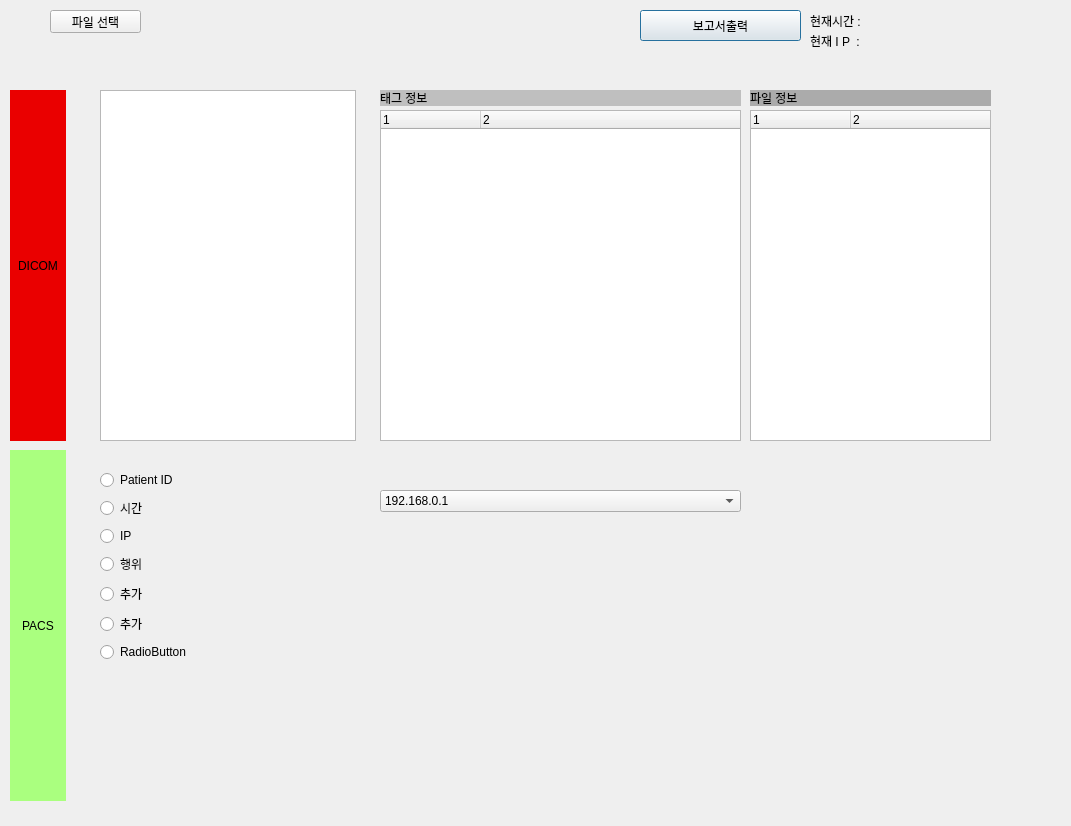
This is dicomANDpacs.ui in jamemanionda/2023_skku_medical as Qt 5 draws it before an edit. The edited form follows.
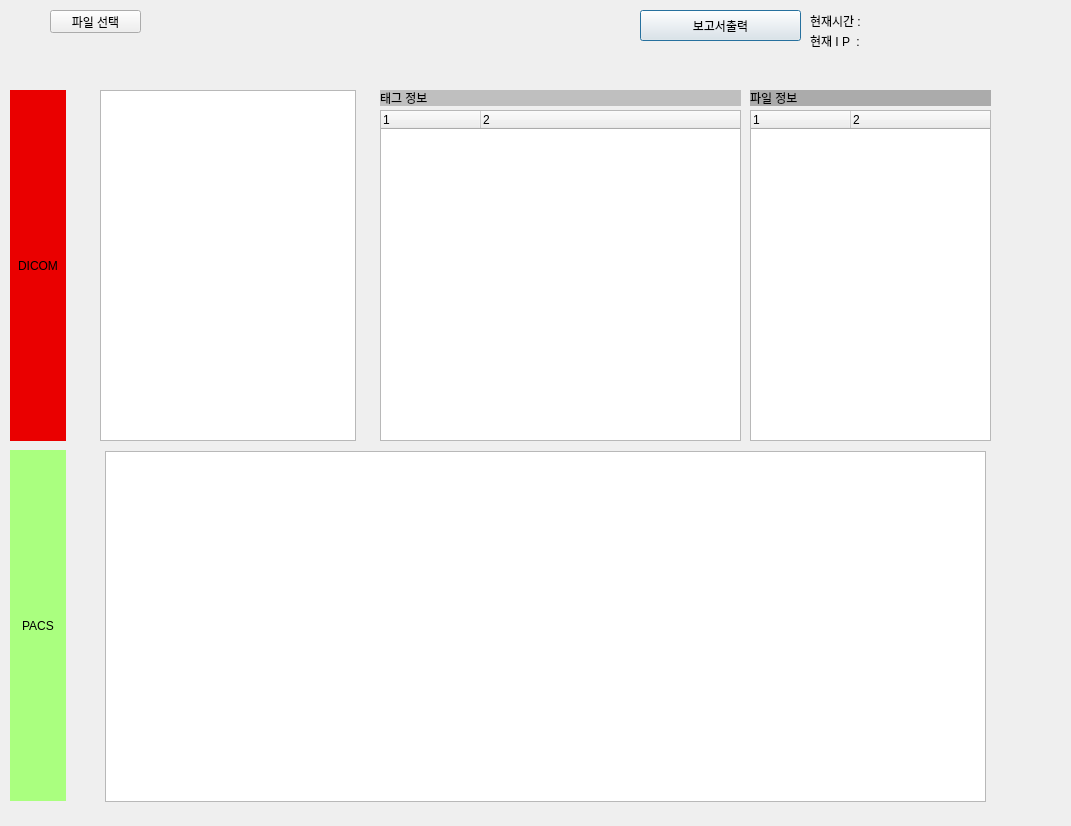
This is the edited form.

Diff of the .ui file:
```diff
--- a/dicomANDpacs.ui
+++ b/dicomANDpacs.ui
@@ -202,82 +202,6 @@
     <set>Qt::AlignCenter</set>
    </property>
   </widget>
-  <widget class="QComboBox" name="comboBox">
-   <property name="geometry">
-    <rect>
-     <x>380</x>
-     <y>490</y>
-     <width>361</width>
-     <height>22</height>
-    </rect>
-   </property>
-   <item>
-    <property name="text">
-     <string>192.168.0.1</string>
-    </property>
-   </item>
-  </widget>
-  <widget class="QWidget" name="formLayoutWidget">
-   <property name="geometry">
-    <rect>
-     <x>100</x>
-     <y>470</y>
-     <width>251</width>
-     <height>331</height>
-    </rect>
-   </property>
-   <layout class="QFormLayout" name="formLayout">
-    <item row="0" column="0">
-     <widget class="QRadioButton" name="radioButton">
-      <property name="text">
-       <string>Patient ID</string>
-      </property>
-     </widget>
-    </item>
-    <item row="1" column="0">
-     <widget class="QRadioButton" name="radioButton_2">
-      <property name="text">
-       <string>시간</string>
-      </property>
-     </widget>
-    </item>
-    <item row="2" column="0">
-     <widget class="QRadioButton" name="radioButton_3">
-      <property name="text">
-       <string>IP</string>
-      </property>
-     </widget>
-    </item>
-    <item row="3" column="0">
-     <widget class="QRadioButton" name="radioButton_4">
-      <property name="text">
-       <string>행위</string>
-      </property>
-     </widget>
-    </item>
-    <item row="4" column="0">
-     <widget class="QRadioButton" name="radioButton_5">
-      <property name="text">
-       <string>추가</string>
-      </property>
-     </widget>
-    </item>
-    <item row="5" column="0">
-     <widget class="QRadioButton" name="radioButton_6">
-      <property name="text">
-       <string>추가</string>
-      </property>
-     </widget>
-    </item>
-    <item row="6" column="0">
-     <widget class="QRadioButton" name="radioButton_7">
-      <property name="text">
-       <string>RadioButton</string>
-      </property>
-     </widget>
-    </item>
-   </layout>
-  </widget>
   <widget class="QTreeWidget" name="fileinfotree">
    <property name="geometry">
     <rect>
@@ -301,6 +225,16 @@
     </property>
    </column>
   </widget>
+  <widget class="QTableWidget" name="tableWidget">
+   <property name="geometry">
+    <rect>
+     <x>105</x>
+     <y>451</y>
+     <width>881</width>
+     <height>351</height>
+    </rect>
+   </property>
+  </widget>
  </widget>
  <resources/>
  <connections/>
```
